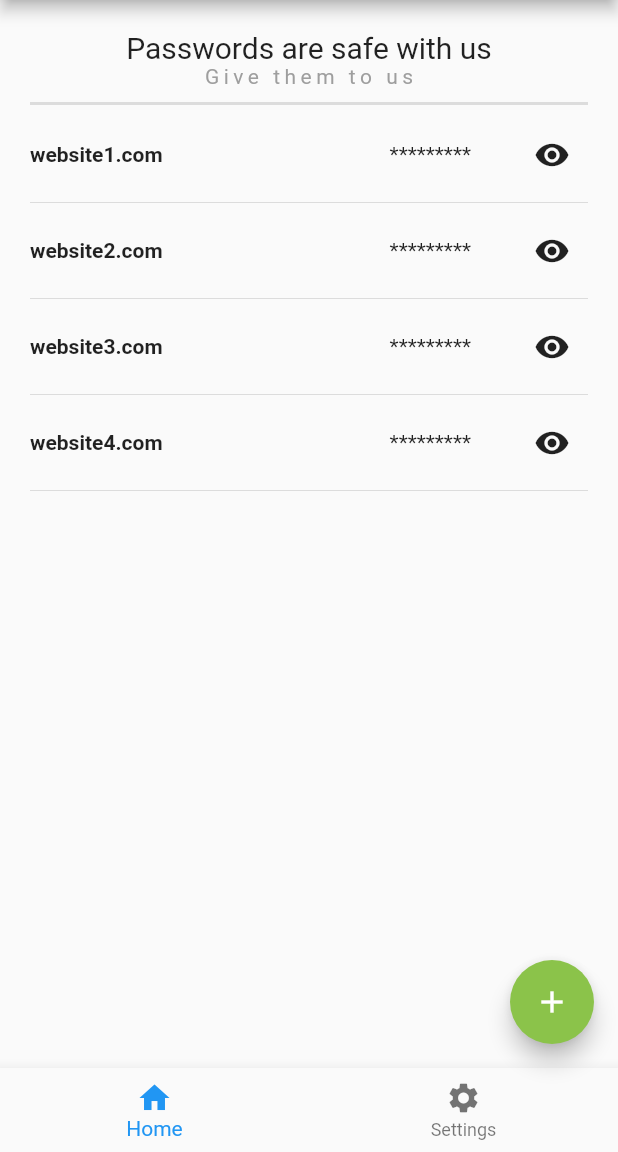
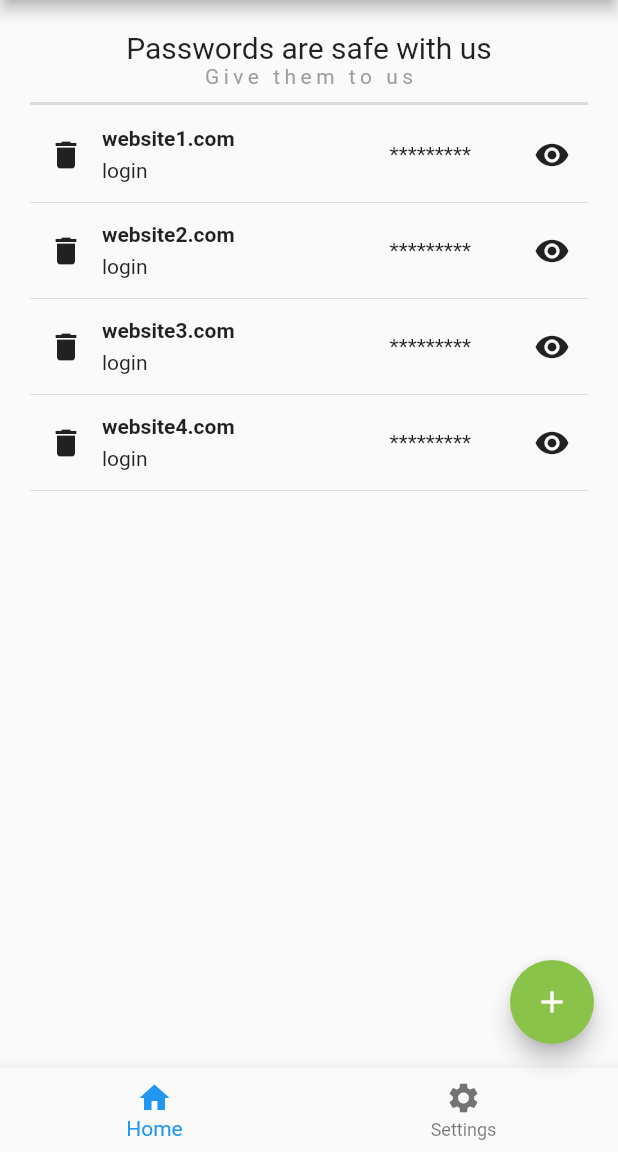
Before and after one commit to Stempnio/password-keeper, a Flutter app: the screen it shows after launch, on a phone screen of 412 x 824 dp, the part 84-1236 px from its top. Run offline on Flutter 3.47's test engine with Material 2 defaults, Android fonts, the phone set to English and light mode, and no system bars.

Commit message:
feat[password_keeper]: possibility to delete credentials, login displayed below website name

```diff
--- a/lib/main.dart
+++ b/lib/main.dart
@@ -54,9 +54,16 @@ class _PasswordKeeperAppState extends State<PasswordKeeperApp> {
                 const TopCaption(),
                 Column(
                   children: credentials
-                      .map((e) => CredentialsRow(
-                            credentials: e,
-                          ))
+                      .map(
+                        (e) => CredentialsRow(
+                          credentials: e,
+                          delete: () {
+                            setState(() {
+                              credentials.remove(e);
+                            });
+                          },
+                        ),
+                      )
                       .toList(),
                 ),
               ],
--- a/lib/view/home/credentials_row.dart
+++ b/lib/view/home/credentials_row.dart
@@ -3,8 +3,11 @@ import 'package:password_keeper/model/Credentials.dart';
 
 class CredentialsRow extends StatefulWidget {
   final Credentials credentials;
+  final Function delete;
 
-  const CredentialsRow({required this.credentials, Key? key}) : super(key: key);
+  const CredentialsRow(
+      {required this.credentials, required this.delete, Key? key})
+      : super(key: key);
 
   @override
   State<CredentialsRow> createState() => _CredentialsRowState();
@@ -19,11 +22,26 @@ class _CredentialsRowState extends State<CredentialsRow> {
       children: [
         Row(
           children: [
-            Text(
-              widget.credentials.websiteURL,
-              style: const TextStyle(
-                fontWeight: FontWeight.bold,
-              ),
+            IconButton(
+              onPressed: () {
+                widget.delete();
+              },
+              icon: const Icon(Icons.delete),
+            ),
+            Column(
+              crossAxisAlignment: CrossAxisAlignment.start,
+              children: [
+                Text(
+                  widget.credentials.websiteURL,
+                  style: const TextStyle(
+                    fontWeight: FontWeight.bold,
+                  ),
+                ),
+                const SizedBox(
+                  height: 5,
+                ),
+                Text(widget.credentials.login)
+              ],
             ),
             const Spacer(),
             if (showingPassword)
```
